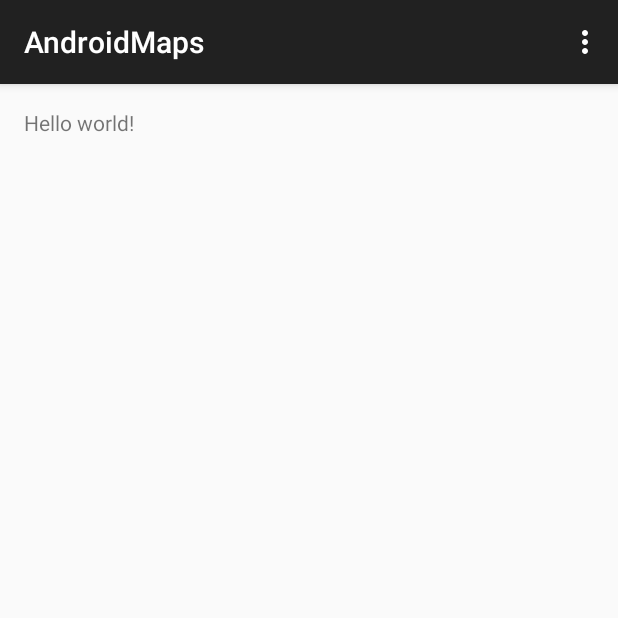
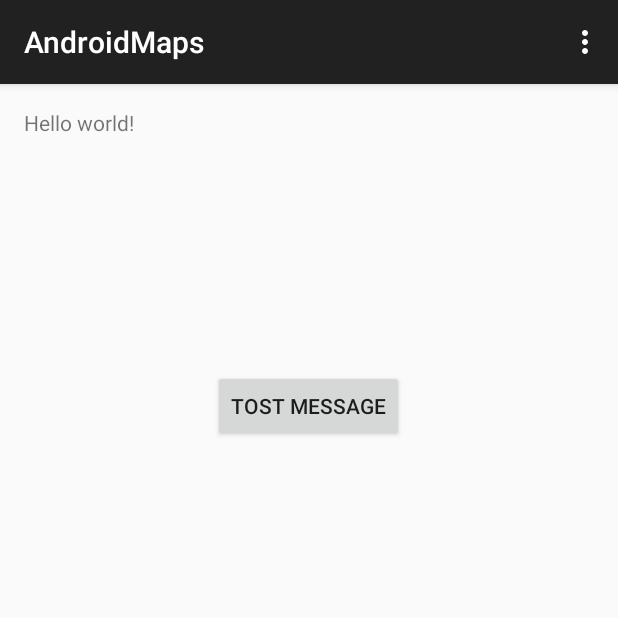
Before and after one commit to Davideini/AndroidMaps, an Android app: the screen it shows after launch (MainActivity), on a phone screen of 412 x 824 dp, the top half of it. Run offline under Robolectric (Android 15) with nearby library versions, the phone set to English and light mode, and no system bars.

Commit message:
Modify project settings

```diff
--- a/app/build.gradle
+++ b/app/build.gradle
@@ -2,8 +2,7 @@ apply plugin: 'com.android.application'
 
 android {
     compileSdkVersion 21
-    buildToolsVersion "21.1.2"
-
+    buildToolsVersion '21.1.2'
     defaultConfig {
         applicationId "com.sce3.thirdyear.androidmaps"
         minSdkVersion 17
@@ -17,9 +16,11 @@ android {
             proguardFiles getDefaultProguardFile('proguard-android.txt'), 'proguard-rules.pro'
         }
     }
+    productFlavors {
+    }
 }
 
 dependencies {
-    compile fileTree(dir: 'libs', include: ['*.jar'])
+    compile fileTree(include: ['*.jar'], dir: 'libs')
     compile 'com.android.support:appcompat-v7:21.0.3'
 }
--- a/app/src/main/java/com/sce3/thirdyear/androidmaps/MainActivity.java
+++ b/app/src/main/java/com/sce3/thirdyear/androidmaps/MainActivity.java
@@ -1,9 +1,14 @@
 package com.sce3.thirdyear.androidmaps;
 
+import android.content.Context;
 import android.support.v7.app.ActionBarActivity;
 import android.os.Bundle;
+import android.text.method.CharacterPickerDialog;
 import android.view.Menu;
 import android.view.MenuItem;
+import android.view.View;
+import android.widget.Button;
+import android.widget.Toast;
 
 
 public class MainActivity extends ActionBarActivity {
@@ -12,6 +17,23 @@ public class MainActivity extends ActionBarActivity {
     protected void onCreate(Bundle savedInstanceState) {
         super.onCreate(savedInstanceState);
         setContentView(R.layout.activity_main);
+
+
+        Button btn = (Button) findViewById(R.id.btnMessage);
+
+        final Context context = getApplicationContext();
+
+        final CharSequence text = "Hello toast!";
+
+        final int duration = Toast.LENGTH_SHORT;
+
+        btn.setOnClickListener(new View.OnClickListener() {
+            @Override
+            public void onClick(View v) {
+                Toast.makeText(context, text, Toast.LENGTH_SHORT).show();
+            }
+        });
+
     }
 
 
--- a/app/src/main/res/layout/activity_main.xml
+++ b/app/src/main/res/layout/activity_main.xml
@@ -1,11 +1,27 @@
 <RelativeLayout xmlns:android="http://schemas.android.com/apk/res/android"
-    xmlns:tools="http://schemas.android.com/tools" android:layout_width="match_parent"
-    android:layout_height="match_parent" android:paddingLeft="@dimen/activity_horizontal_margin"
+    xmlns:tools="http://schemas.android.com/tools"
+    android:layout_width="match_parent"
+    android:layout_height="match_parent"
+    android:paddingLeft="@dimen/activity_horizontal_margin"
     android:paddingRight="@dimen/activity_horizontal_margin"
     android:paddingTop="@dimen/activity_vertical_margin"
-    android:paddingBottom="@dimen/activity_vertical_margin" tools:context=".MainActivity">
+    android:paddingBottom="@dimen/activity_vertical_margin"
+    tools:context=".MainActivity">
 
-    <TextView android:text="@string/hello_world" android:layout_width="wrap_content"
-        android:layout_height="wrap_content" />
+    <TextView
+        android:text="@string/hello_world"
+        android:layout_width="wrap_content"
+        android:layout_height="wrap_content"
+        android:id="@+id/textView" />
+
+    <Button
+        android:layout_width="wrap_content"
+        android:layout_height="wrap_content"
+        android:text="Tost message"
+        android:id="@+id/btnMessage"
+        android:layout_below="@+id/textView"
+        android:layout_centerHorizontal="true"
+        android:layout_marginTop="155dp"
+        android:clickable="false" />
 
 </RelativeLayout>
```
Also changed, not shown: 2 other files.
